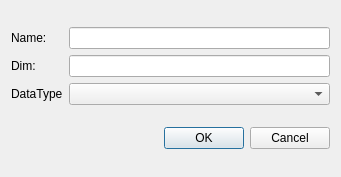
This is onnxeditor/gui/ui/iosummary/iosummary.ui in OYCN/OnnxEditorV3 as Qt 5 draws it before an edit. The edited form follows.
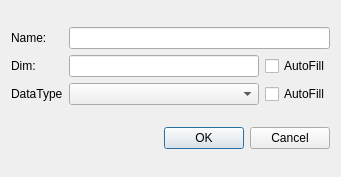
This is the edited form.

Commit message: feat: Support auto fill in IOSummary

```diff
--- a/onnxeditor/gui/ui/iosummary/iosummary.ui
+++ b/onnxeditor/gui/ui/iosummary/iosummary.ui
@@ -72,9 +72,22 @@
         <widget class="QLineEdit" name="name_edit"/>
        </item>
        <item>
+        <layout class="QHBoxLayout" name="horizontalLayout_2">
+         <item>
         <widget class="QLineEdit" name="dim_edit"/>
        </item>
        <item>
+          <widget class="QCheckBox" name="dim_auto">
+           <property name="text">
+            <string>AutoFill</string>
+           </property>
+          </widget>
+         </item>
+        </layout>
+       </item>
+       <item>
+        <layout class="QHBoxLayout" name="horizontalLayout_3">
+         <item>
         <widget class="QComboBox" name="type_edit">
          <property name="sizePolicy">
           <sizepolicy hsizetype="Expanding" vsizetype="Fixed">
@@ -83,6 +96,15 @@
           </sizepolicy>
          </property>
         </widget>
+         </item>
+         <item>
+          <widget class="QCheckBox" name="type_auto">
+           <property name="text">
+            <string>AutoFill</string>
+           </property>
+          </widget>
+         </item>
+        </layout>
        </item>
       </layout>
      </item>
```
Left out of the diff: 16 changed lines with no effect on the pictures. Lines whose indentation alone changed are shown as unchanged. The commit also changes 4 other files.
